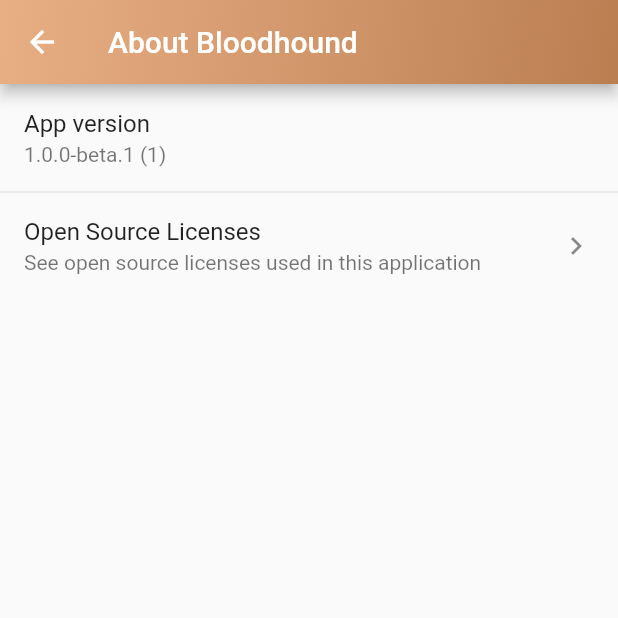
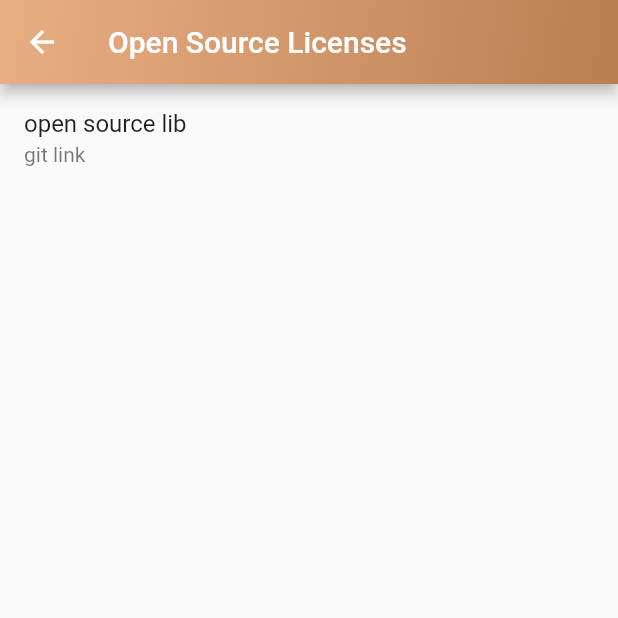
Before and after one commit to ardacebi/bloodhound, a Flutter app: the SettingsItemAbout screen opened directly, after a tap on "Open Source Licenses", on a phone screen of 412 x 824 dp, the top half of it. Run offline on Flutter 3.47's test engine with Material 2 defaults, Android fonts, the phone set to English and light mode, and no system bars; our stand-ins replace camera, file_picker, google_fonts, share, shared_preferences; missing offline and left inert: flutter_clean_calendar, image_crop, rounded_letter; accounts and stored records are empty; network calls fail.

Commit message:
temp home, button fix, page fix, licenses, radio

```diff
--- a/lib/custom/widgets/buttons/button_send_feedback.dart
+++ b/lib/custom/widgets/buttons/button_send_feedback.dart
@@ -12,7 +12,6 @@ class BloodhoundButtonSendFeedback extends StatelessWidget {
       height: 45.0,
       child: RaisedButton(
         onPressed: () {
-          FilePicker.getMultiFilePath();
         },
         shape:
             RoundedRectangleBorder(borderRadius: BorderRadius.circular(80.0)),
--- a/lib/main.dart
+++ b/lib/main.dart
@@ -7,6 +7,7 @@ import 'package:bloodhound/schedule/schedule.dart';
 import 'package:bloodhound/plan/plan.dart';
 import 'package:animations/animations.dart';
 import 'package:camera/camera.dart';
+import 'package:google_fonts/google_fonts.dart';
 
 void main() {
   runApp(MyApp());
--- a/lib/profile/profile.dart
+++ b/lib/profile/profile.dart
@@ -163,6 +163,7 @@ class _ProfilePageState extends State<ProfilePage> {
                           top: _width / 100),
                       child: TextField(
                         decoration: InputDecoration(
+
                           prefixIcon: Icon(Icons.search),
                           border: OutlineInputBorder(),
                           labelText: 'Search past meetups',
--- a/lib/schedule/schedule.dart
+++ b/lib/schedule/schedule.dart
@@ -1,5 +1,4 @@
 import 'package:flutter/material.dart';
-import 'package:bloodhound/schedule/add_event.dart';
 import 'package:bloodhound/notifications/notifications.dart';
 import 'package:flutter_clean_calendar/flutter_clean_calendar.dart';
 import 'package:bloodhound/schedule/event_details.dart';
--- a/lib/send_feedback.dart
+++ b/lib/send_feedback.dart
@@ -104,7 +104,6 @@ class _SendFeedbackPageState extends State<SendFeedbackPage> {
                 margin: const EdgeInsets.only(left: 10.0, top: 15.0),
                 child: new BloodhoundButtonSendFeedback(
                   onPressed: () {
-                    FilePicker.getMultiFilePath();
                   },
                 ),
               ),
--- a/lib/settings/item_about.dart
+++ b/lib/settings/item_about.dart
@@ -1,3 +1,4 @@
+import 'package:bloodhound/settings/item_licenses.dart';
 import 'package:flutter/material.dart';
 
 class SettingsItemAbout extends StatefulWidget {
@@ -35,7 +36,7 @@ class _SettingsItemAboutState extends State<SettingsItemAbout> {
               title: Text('Open Source Licenses'),
               subtitle: Text('See open source licenses used in this application'),
               trailing: Icon(Icons.keyboard_arrow_right),
-              onTap: () {},
+              onTap: () {navigateToLicensesSection(context);},
             ),
 
           ],
@@ -44,3 +45,8 @@ class _SettingsItemAboutState extends State<SettingsItemAbout> {
     );
   }
 }
+
+Future navigateToLicensesSection(context) async {
+  Navigator.push(
+      context, MaterialPageRoute(builder: (context) => (SettingsItemLicenses())));
+}
--- a/lib/settings/item_language.dart
+++ b/lib/settings/item_language.dart
@@ -53,7 +53,7 @@ class _SettingsItemLanguageState extends State<SettingsItemLanguage> {
             ListTile(
               trailing: new Radio(
                 groupValue: _radioValue1,
-                  value: 0,
+                  value: 1,
                   activeColor: Colors.pink,
                   onChanged: _handleRadioValueChange1),
               title: Text('English'),
@@ -63,7 +63,7 @@ class _SettingsItemLanguageState extends State<SettingsItemLanguage> {
             ListTile(
               trailing: new Radio(
                 groupValue: _radioValue1,
-                  value:1,
+                  value:2,
                   activeColor: Colors.pink,
                   onChanged: _handleRadioValueChange1),
               title: Text('Türkçe'),
--- /dev/null
+++ b/lib/settings/item_licenses.dart
@@ -0,0 +1,39 @@
+import 'package:flutter/material.dart';
+
+class SettingsItemLicenses extends StatefulWidget {
+  @override
+  _SettingsItemLicensesState createState() => _SettingsItemLicensesState();
+}
+
+class _SettingsItemLicensesState extends State<SettingsItemLicenses> {
+  @override
+  Widget build(BuildContext context) {
+    return new Scaffold(
+      appBar: new AppBar(
+        title: new Text('Open Source Licenses'),
+        flexibleSpace: Container(
+                  decoration: BoxDecoration(
+                      gradient: LinearGradient(
+                          begin: Alignment.topLeft,
+                          end: Alignment.bottomRight,
+                          colors: <Color>[
+                        Color(0xffe9af84),
+                        Color(0xffba7e51),
+                      ])),
+                ),
+                ),
+      body: new ListView(
+        children: ListTile.divideTiles(
+          context: context,
+          tiles: [
+            ListTile(
+              title: Text('open source lib'),
+              subtitle: Text('git link'),
+              onTap: () {},
+            ),
+          ],
+        ).toList(),
+      ),
+    );
+  }
+}
--- a/lib/settings/item_personalization.dart
+++ b/lib/settings/item_personalization.dart
@@ -101,12 +101,12 @@ void _settingModalBottomSheetIcon(context) {
                 onTap: () => {},
               ),
               new ListTile(
-                title: new Text('Dark Side'),
+                title: new Text('Dark'),
                 subtitle: new Text("Dark version of the logo."),
                 onTap: () => {},
               ),
               new ListTile(
-                title: new Text('Light Side'),
+                title: new Text('Light'),
                 subtitle: new Text("Light version of the logo."),
                 onTap: () => {},
               ),
--- a/pubspec.yaml
+++ b/pubspec.yaml
@@ -17,6 +17,8 @@ environment:
   sdk: ">=2.1.0 <3.0.0"
 
 dependencies:
+  share: ^0.6.3+6
+  google_fonts: ^0.3.9
   shared_preferences: ^0.5.1+1
   image_crop: ^0.3.2
   camera: ^0.5.7+4
@@ -42,10 +44,6 @@ dev_dependencies:
 
 # The following section is specific to Flutter.
 flutter:
-
-  assets:
-      - lib/assets/
-
   # The following line ensures that the Material Icons font is
   # included with your application, so that you can use the icons in
   # the material Icons class.
```
Also changed, not shown: lib/friends/friends.dart (+32 -8 lines), lib/home.dart (+122 -31 lines), lib/plan/plan.dart (+9 -18 lines), lib/schedule/add_event.dart (deleted, +0 -35 lines), lib/schedule/event_details.dart (+18 -2 lines), lib/settings/settings.dart (+7 -0 lines), pubspec.lock, 2 other files.
